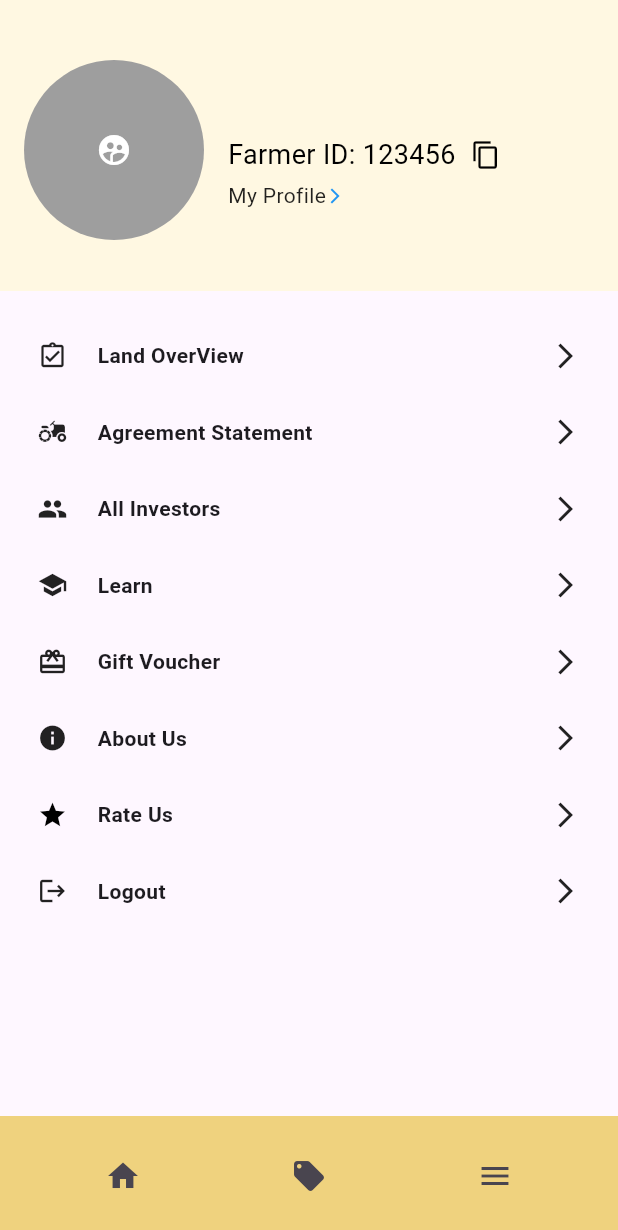
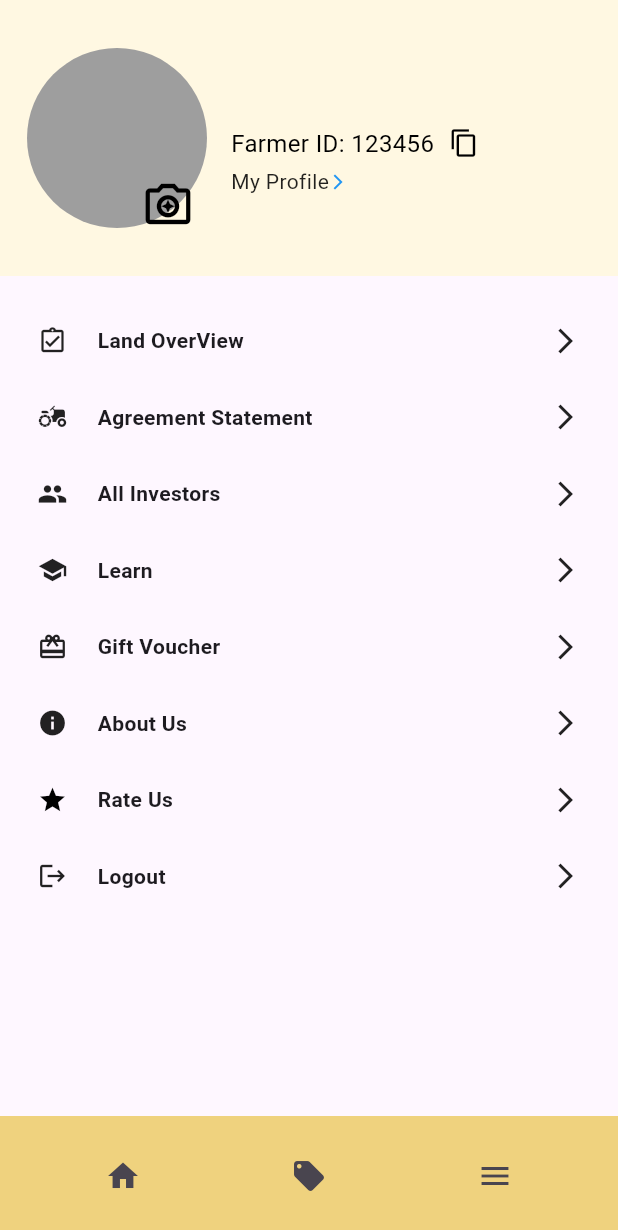
Before and after one commit to prakash735/Raitha_Mithhra-MCA-Project-, a Flutter app: the screen it shows after launch, after a tap on the "menu" icon, on a phone screen of 412 x 824 dp. Shown: the top 1230 px of the screen. Run offline on Flutter 3.47's test engine with Material 3 defaults, Android fonts, the phone set to English and light mode, and no system bars; our stand-ins replace carousel_slider, cloud_firestore, firebase_core, get, hive, image_picker and 3 more; missing offline and left inert: clipboard; accounts and stored records are empty.

Commit message:
Raitha Mithra new change

```diff
--- a/lib/_utils/splashscreen.dart
+++ b/lib/_utils/splashscreen.dart
@@ -31,7 +31,7 @@ class _SplashScreenState extends State<SplashScreen> {
   Future<void> getStoreDataLocalOfUser() async {
     await Hive.openBox('userData');
     var box = Hive.box('userData');
-    // await box.put('phoneNumber',  '');
+      // await box.put('phoneNumber',  '');
     var phoneNumber = box.get('phoneNumber');
     setState(() {
       PhoneOTP.userPhoneNumber = phoneNumber;
--- a/lib/main.dart
+++ b/lib/main.dart
@@ -32,9 +32,9 @@ class MyApp extends StatelessWidget {
     return GetMaterialApp(
       debugShowCheckedModeBanner: false,
       title: 'Ritha Mithra',
-  home: const SplashScreen(),
+  //home: const SplashScreen(),
   //     home: RegPage(),
-  //   home: FarmerPage(),
+     home: FarmerPage(),
     );
   }
 }
--- a/lib/pages/homePage.dart
+++ b/lib/pages/homePage.dart
@@ -173,8 +173,8 @@ class _FarmerPageState extends State<FarmerPage> {
               mainAxisAlignment: MainAxisAlignment.spaceEvenly,
               children: [
                 Container(
-                  width: 430,
-                  height: 200,
+                  width: 350,
+                  height: 150,
                   color: Colors.grey,
                   child: _controller.value.isInitialized
                       ? AspectRatio(
@@ -200,7 +200,7 @@ class _FarmerPageState extends State<FarmerPage> {
                   children: [
                     Container(
                       width: 400,
-                      height: 160,
+                      height: 150,
                       decoration: BoxDecoration(
                         image: DecorationImage(
                           image: AssetImage('assets/farmerland.png'),
@@ -250,8 +250,8 @@ class _FarmerPageState extends State<FarmerPage> {
               top: 100,
               left: 200, // Adjust position as needed
               child: Container(
-                width: 150, // Adjust width as needed
-                height: 150, // Adjust height as needed
+                width: 100, // Adjust width as needed
+                height: 100, // Adjust height as needed
                 child: Image.asset('assets/select1.png'), // Replace 'your_image.png' with your PNG image asset
               ),
             ),
@@ -260,8 +260,8 @@ class _FarmerPageState extends State<FarmerPage> {
               mainAxisAlignment: MainAxisAlignment.spaceEvenly,
               children: [
                 Container(
-                  width: 410,
-                  height: 200,
+                  width: 350,
+                  height: 150,
                   color: Colors.grey,
                 ),
               ],
--- a/lib/pages/more.dart
+++ b/lib/pages/more.dart
@@ -1,7 +1,7 @@
+import 'package:clipboard/clipboard.dart';
 import 'package:cloud_firestore/cloud_firestore.dart';
 import 'package:flutter/material.dart';
-import 'package:flutter/services.dart'; // Import for Clipboard
-import 'package:clipboard/clipboard.dart';
+import 'package:image_picker/image_picker.dart';
 
 import '../auth/phone.dart';
 
@@ -18,8 +18,6 @@ class _MorePageState extends State<MorePage> {
   late Map<String, dynamic> _userData = {};
   int starRating = 0;
 
-  var userData;
-
   @override
   void initState() {
     super.initState();
@@ -30,12 +28,11 @@ class _MorePageState extends State<MorePage> {
   Future<void> checkAndFetchData() async {
     try {
       // Reference to the Firestore collection
-      CollectionReference users = FirebaseFirestore.instance.collection(
-          'users');
+      CollectionReference users =
+      FirebaseFirestore.instance.collection('users');
       // Query to check if the phone number exists in any document
       QuerySnapshot querySnapshot = await users
-          .where(
-          'phoneNumber', isEqualTo: int.tryParse(PhoneOTP.userPhoneNumber))
+          .where('phoneNumber', isEqualTo: int.tryParse(PhoneOTP.userPhoneNumber))
           .get();
       print(querySnapshot.docs);
       if (querySnapshot.docs.isNotEmpty) {
@@ -73,14 +70,11 @@ class _MorePageState extends State<MorePage> {
             child: Container(
               color: Color(0xffFFF8E2),
               height: 24,
-              width: MediaQuery
-                  .of(context)
-                  .size
-                  .width,
+              width: MediaQuery.of(context).size.width,
             ),
           ),
           Padding(
-            padding: EdgeInsets.only(top: 24),
+            padding: EdgeInsets.only(top: 14),
             child: Scaffold(
               body: SingleChildScrollView(
                 child: Column(
@@ -89,25 +83,36 @@ class _MorePageState extends State<MorePage> {
                     Container(
                       color: Color(0xffFFF8E2),
                       height: 170,
-                      width: MediaQuery
-                          .of(context)
-                          .size
-                          .width,
+                      width: MediaQuery.of(context).size.width,
                       child: Column(
                         crossAxisAlignment: CrossAxisAlignment.start,
                         children: [
                           Padding(
-                            padding: const EdgeInsets.all(16.0),
+                            padding: const EdgeInsets.all(18.0),
                             child: Row(
+                              children: [
+                                Stack(
+                                  alignment: Alignment.center,
                                   children: [
                                     CircleAvatar(
                                       backgroundColor: Colors.grey,
                                       radius: 60,
+                                    ),
+                                    Positioned(
+                                      top: 80,
+                                      left: 70,
+                                      child: Transform.scale(
+                                        scale: 1.5, // Adjust this value to increase or decrease the size
                                         child: IconButton(
-                                    onPressed: () {},
-                                    icon: Icon(Icons.supervised_user_circle),
-                                    color: Colors.white,
+                                          onPressed: () {
+                                            _showImagePicker(context);
+                                          },
+                                          icon: Icon(Icons.camera_enhance_outlined),
+                                          color: Colors.black,
                                         ),
+                                      ),
+                                    ),
+                                  ],
                                 ),
                                 SizedBox(width: 16),
                                 Column(
@@ -126,7 +131,7 @@ class _MorePageState extends State<MorePage> {
                                         Text(
                                           'Farmer ID: $farmerID',
                                           style: TextStyle(
-                                            fontSize: 18,
+                                            fontSize: 16,
                                             color: Colors.black,
                                           ),
                                         ),
@@ -388,15 +393,53 @@ class _MorePageState extends State<MorePage> {
         });
       },
       child: Icon(iconData, size: 40,
-          color: index <= starRating ? Colors.orange : Colors
-              .grey), // Star icon
+          color: index <= starRating ? Colors.orange : Colors.grey), // Star icon
     );
   }
 
+  Future<void> _showImagePicker(BuildContext context) async {
+    showModalBottomSheet(
+      context: context,
+      builder: (BuildContext bc) {
+        return SafeArea(
+          child: Wrap(
+            children: <Widget>[
+              ListTile(
+                leading: Icon(Icons.photo_library),
+                title: Text('Photo Library'),
+                onTap: () {
+                  _pickImage(ImageSource.gallery);
+                  Navigator.of(context).pop();
+                },
+              ),
+              ListTile(
+                leading: Icon(Icons.photo_camera),
+                title: Text('Camera'),
+                onTap: () {
+                  _pickImage(ImageSource.camera);
+                  Navigator.of(context).pop();
+                },
+              ),
+            ],
+          ),
+        );
+      },
+    );
+  }
+
+  void _pickImage(ImageSource source) async {
+    final picker = ImagePicker();
+    final pickedFile = await picker.pickImage(source: source);
+
+    if (pickedFile != null) {
+      // Do something with the picked image file
+      // For example, you can upload it or display it
+    }
+  }
+}
 
 void main() {
   runApp(MaterialApp(
     home: MorePage(),
   ));
 }
-}
--- a/pubspec.yaml
+++ b/pubspec.yaml
@@ -32,7 +32,7 @@ dependencies:
     sdk: flutter
   video_player: ^2.2.13
   carousel_slider: ^4.0.0
-
+  image_picker: ^0.8.4+2
 
 
   # The following adds the Cupertino Icons font to your application.
```
Also changed, not shown: pubspec.lock. Lines whose indentation alone changed are shown as unchanged.
